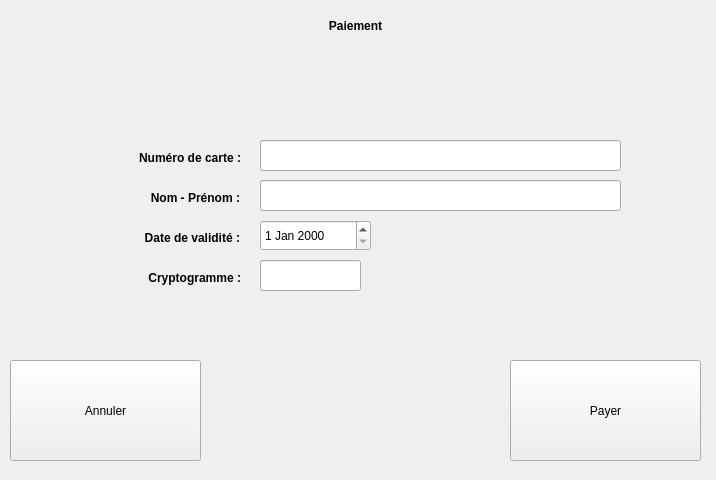
The window that ui/paiementWidget.ui (KaneRoot/ihmsem6a) describes before a commit, drawn with Qt 5.
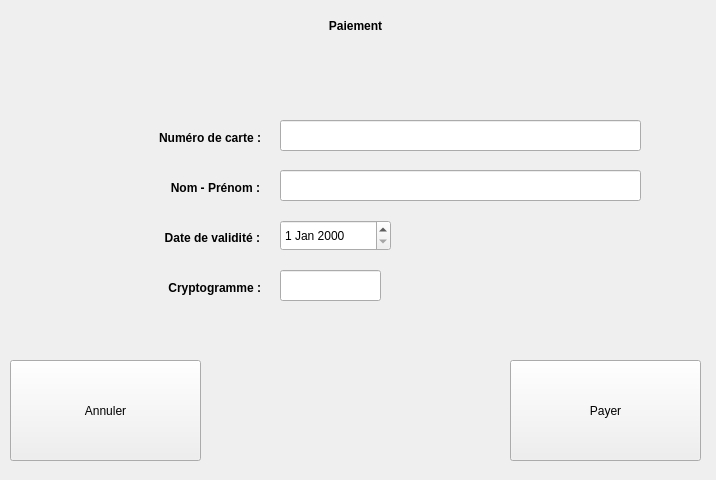
The same window after the commit.

```diff
--- a/ui/paiementWidget.ui
+++ b/ui/paiementWidget.ui
@@ -73,8 +73,8 @@
   <widget class="QLabel" name="label">
    <property name="geometry">
     <rect>
-     <x>90</x>
-     <y>150</y>
+     <x>110</x>
+     <y>130</y>
      <width>151</width>
      <height>16</height>
     </rect>
@@ -95,7 +95,7 @@
   <widget class="QLabel" name="label_2">
    <property name="geometry">
     <rect>
-     <x>100</x>
+     <x>120</x>
      <y>230</y>
      <width>140</width>
      <height>16</height>
@@ -117,8 +117,8 @@
   <widget class="QLabel" name="label_3">
    <property name="geometry">
     <rect>
-     <x>110</x>
-     <y>190</y>
+     <x>130</x>
+     <y>180</y>
      <width>130</width>
      <height>15</height>
     </rect>
@@ -139,8 +139,8 @@
   <widget class="QLabel" name="label_4">
    <property name="geometry">
     <rect>
-     <x>80</x>
-     <y>270</y>
+     <x>100</x>
+     <y>280</y>
      <width>161</width>
      <height>16</height>
     </rect>
@@ -161,8 +161,8 @@
   <widget class="QLineEdit" name="cardNumberEdit">
    <property name="geometry">
     <rect>
-     <x>260</x>
-     <y>140</y>
+     <x>280</x>
+     <y>120</y>
      <width>361</width>
      <height>31</height>
     </rect>
@@ -171,8 +171,8 @@
   <widget class="QLineEdit" name="nameEdit">
    <property name="geometry">
     <rect>
-     <x>260</x>
-     <y>180</y>
+     <x>280</x>
+     <y>170</y>
      <width>361</width>
      <height>31</height>
     </rect>
@@ -181,8 +181,8 @@
   <widget class="QLineEdit" name="cryptoEdit">
    <property name="geometry">
     <rect>
-     <x>260</x>
-     <y>260</y>
+     <x>280</x>
+     <y>270</y>
      <width>101</width>
      <height>31</height>
     </rect>
@@ -191,7 +191,7 @@
   <widget class="QDateEdit" name="dateEdit">
    <property name="geometry">
     <rect>
-     <x>260</x>
+     <x>280</x>
      <y>220</y>
      <width>111</width>
      <height>31</height>
```
